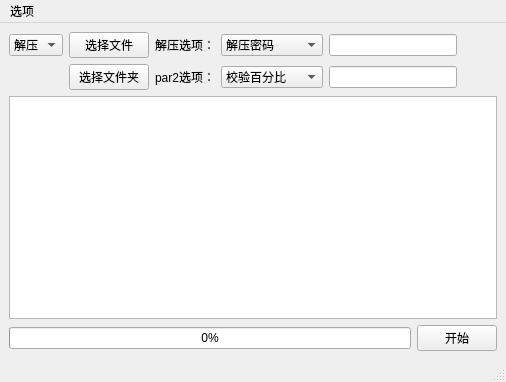
Old version of the form src/ui/MainWindowUI.ui in the repository TyroneVeblen/ParWith7z.
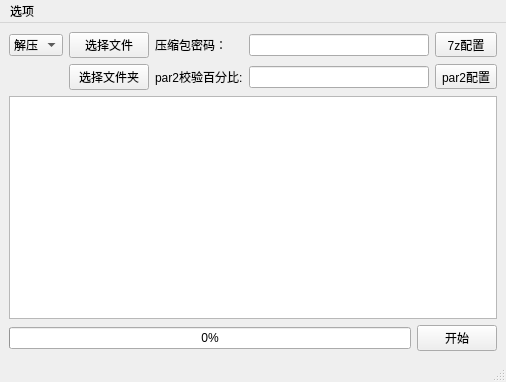
New version of the form.

The edit to the form file:
```diff
--- a/src/ui/MainWindowUI.ui
+++ b/src/ui/MainWindowUI.ui
@@ -18,7 +18,20 @@
                 <item row="0" column="0">
                     <layout class="QVBoxLayout" name="verticalLayout">
                         <item>
-                            <layout class="QGridLayout" name="gridLayout" columnstretch="0,0,0,2,3,0">
+       <layout class="QGridLayout" name="gridLayout" columnstretch="1,2,1,4,2">
+        <item row="0" column="1">
+         <widget class="QPushButton" name="select_files">
+          <property name="sizePolicy">
+           <sizepolicy hsizetype="Ignored" vsizetype="Fixed">
+            <horstretch>0</horstretch>
+            <verstretch>0</verstretch>
+           </sizepolicy>
+          </property>
+          <property name="text">
+           <string>选择文件</string>
+          </property>
+         </widget>
+        </item>
                                 <item row="1" column="1">
                                     <widget class="QPushButton" name="pushButton_2">
                                         <property name="sizePolicy">
@@ -46,53 +59,21 @@
                                         </item>
                                     </widget>
                                 </item>
-                                <item row="0" column="1">
-                                    <widget class="QPushButton" name="pushButton">
-                                        <property name="sizePolicy">
-                                            <sizepolicy hsizetype="Fixed" vsizetype="Fixed">
-                                                <horstretch>0</horstretch>
-                                                <verstretch>0</verstretch>
-                                            </sizepolicy>
-                                        </property>
+        <item row="0" column="2">
+         <widget class="QLabel" name="label">
+          <property name="text">
+           <string>压缩包密码：</string>
+          </property>
+         </widget>
+        </item>
+        <item row="1" column="2">
+         <widget class="QLabel" name="label_2">
                                         <property name="text">
-                                            <string>选择文件</string>
+           <string>par2校验百分比:</string>
                                         </property>
                                     </widget>
                                 </item>
                                 <item row="0" column="3">
-                                    <widget class="QComboBox" name="customized_parameters_selector">
-                                        <property name="sizePolicy">
-                                            <sizepolicy hsizetype="Preferred" vsizetype="Fixed">
-                                                <horstretch>0</horstretch>
-                                                <verstretch>0</verstretch>
-                                            </sizepolicy>
-                                        </property>
-                                        <item>
-                                            <property name="text">
-                                                <string>解压密码</string>
-                                            </property>
-                                        </item>
-                                        <item>
-                                            <property name="text">
-                                                <string>压缩等级</string>
-                                            </property>
-                                        </item>
-                                    </widget>
-                                </item>
-                                <item row="0" column="5">
-                                    <spacer name="horizontalSpacer_2">
-                                        <property name="orientation">
-                                            <enum>Qt::Horizontal</enum>
-                                        </property>
-                                        <property name="sizeHint" stdset="0">
-                                            <size>
-                                                <width>30</width>
-                                                <height>20</height>
-                                            </size>
-                                        </property>
-                                    </spacer>
-                                </item>
-                                <item row="0" column="4">
                                     <widget class="QLineEdit" name="customized_parameters_edit">
                                         <property name="focusPolicy">
                                             <enum>Qt::ClickFocus</enum>
@@ -102,50 +83,9 @@
                                         </property>
                                     </widget>
                                 </item>
-                                <item row="0" column="2">
-                                    <widget class="QLabel" name="label">
-                                        <property name="text">
-                                            <string>解压选项：</string>
-                                        </property>
-                                    </widget>
-                                </item>
-                                <item row="1" column="2">
-                                    <widget class="QLabel" name="label_2">
-                                        <property name="text">
-                                            <string>par2选项：</string>
-                                        </property>
-                                    </widget>
-                                </item>
                                 <item row="1" column="3">
-                                    <widget class="QComboBox" name="comboBox_2">
-                                        <item>
-                                            <property name="text">
-                                                <string>校验百分比</string>
-                                            </property>
-                                        </item>
-                                        <item>
-                                            <property name="text">
-                                                <string>生成文件数量</string>
-                                            </property>
-                                        </item>
-                                    </widget>
-                                </item>
-                                <item row="1" column="4">
                                     <widget class="QLineEdit" name="lineEdit"/>
                                 </item>
-                                <item row="1" column="5">
-                                    <spacer name="horizontalSpacer">
-                                        <property name="orientation">
-                                            <enum>Qt::Horizontal</enum>
-                                        </property>
-                                        <property name="sizeHint" stdset="0">
-                                            <size>
-                                                <width>40</width>
-                                                <height>20</height>
-                                            </size>
-                                        </property>
-                                    </spacer>
-                                </item>
                                 <item row="1" column="0">
                                     <spacer name="horizontalSpacer_3">
                                         <property name="orientation">
@@ -159,6 +99,26 @@
                                         </property>
                                     </spacer>
                                 </item>
+        <item row="0" column="4">
+         <widget class="QToolButton" name="config_for_7z">
+          <property name="sizePolicy">
+           <sizepolicy hsizetype="Ignored" vsizetype="Fixed">
+            <horstretch>0</horstretch>
+            <verstretch>0</verstretch>
+           </sizepolicy>
+          </property>
+          <property name="text">
+           <string>7z配置</string>
+          </property>
+         </widget>
+        </item>
+        <item row="1" column="4">
+         <widget class="QToolButton" name="comfig_for_par2">
+          <property name="text">
+           <string>par2配置</string>
+          </property>
+         </widget>
+        </item>
                             </layout>
                         </item>
                         <item>
```
Left out of the diff: 6 changed lines with no effect on the pictures. Lines whose indentation alone changed are shown as unchanged.
